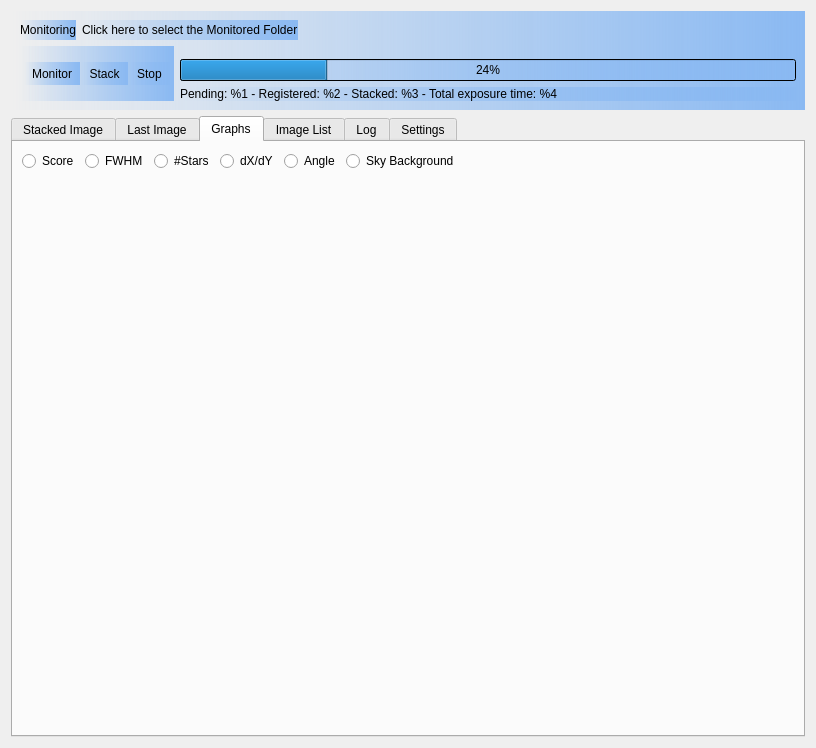
This is DeepSkyStackerLive/ui/DeepSkyStackerLive.ui in deepskystacker/DSS as Qt 5 draws it before an edit. The edited form follows.
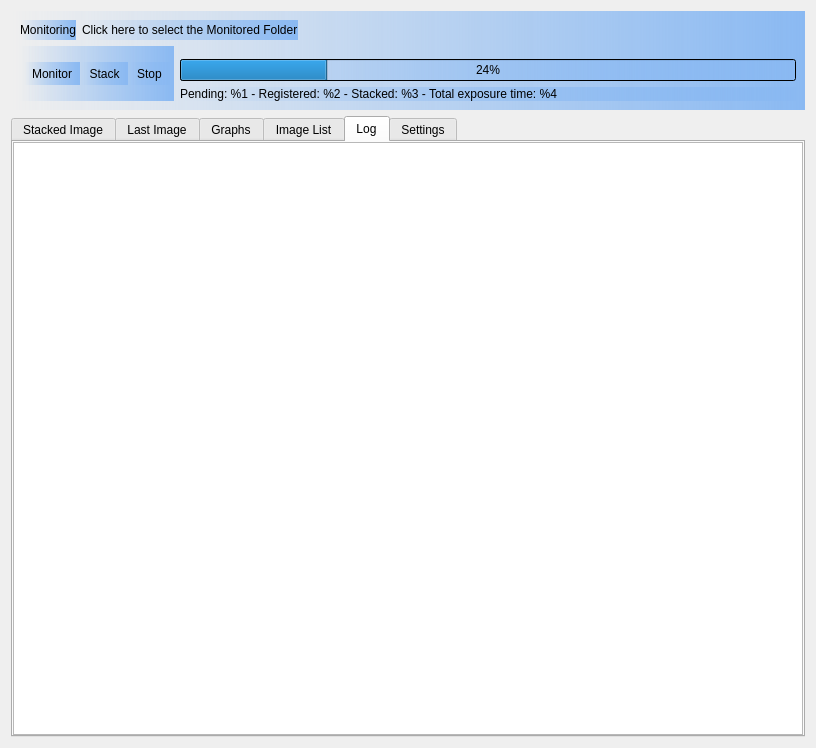
This is the edited form. Icons and pictures are not drawn. Custom widgets are drawn as their Qt base class.

Commit message: Add message logging (writeToLog slot in DSSLive class).

Diff of the .ui file:
```diff
--- a/DeepSkyStackerLive/ui/DeepSkyStackerLive.ui
+++ b/DeepSkyStackerLive/ui/DeepSkyStackerLive.ui
@@ -177,7 +177,7 @@
       </size>
      </property>
      <property name="currentIndex">
-      <number>2</number>
+      <number>4</number>
      </property>
      <widget class="DSS::ImageViewer" name="stackedImage">
       <property name="sizePolicy">
@@ -318,13 +318,26 @@
        <string comment="IDC_IMAGELIST">Image List</string>
       </attribute>
      </widget>
-     <widget class="QTextBrowser" name="log">
+     <widget class="QTextEdit" name="messageLog">
       <property name="sizePolicy">
        <sizepolicy hsizetype="Expanding" vsizetype="Expanding">
         <horstretch>0</horstretch>
         <verstretch>0</verstretch>
        </sizepolicy>
       </property>
+      <property name="readOnly">
+       <bool>true</bool>
+      </property>
+      <property name="html">
+       <string notr="true">&lt;!DOCTYPE HTML PUBLIC &quot;-//W3C//DTD HTML 4.0//EN&quot; &quot;http://www.w3.org/TR/REC-html40/strict.dtd&quot;&gt;
+&lt;html&gt;&lt;head&gt;&lt;meta name=&quot;qrichtext&quot; content=&quot;1&quot; /&gt;&lt;meta charset=&quot;utf-8&quot; /&gt;&lt;style type=&quot;text/css&quot;&gt;
+p, li { white-space: pre-wrap; }
+hr { height: 1px; border-width: 0; }
+li.unchecked::marker { content: &quot;\2610&quot;; }
+li.checked::marker { content: &quot;\2612&quot;; }
+&lt;/style&gt;&lt;/head&gt;&lt;body style=&quot; font-family:'Segoe UI'; font-size:9pt; font-weight:400; font-style:normal;&quot;&gt;
+&lt;p style=&quot;-qt-paragraph-type:empty; margin-top:0px; margin-bottom:0px; margin-left:0px; margin-right:0px; -qt-block-indent:0; text-indent:0px;&quot;&gt;&lt;br /&gt;&lt;/p&gt;&lt;/body&gt;&lt;/html&gt;</string>
+      </property>
       <attribute name="title">
        <string comment="IDC_LOGLIST">Log</string>
       </attribute>
```
The commit also changes 2 other files.
